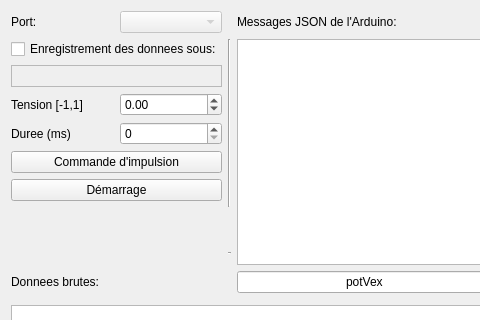
Before: the Qt Designer form IdentificationParams/identification_Qt/mainwindow.ui in GPr1me/RobotPendule, drawn with Qt 5; both pictures show x 0 to 480 and y 0 to 320 of the 752 by 578 pixel window.
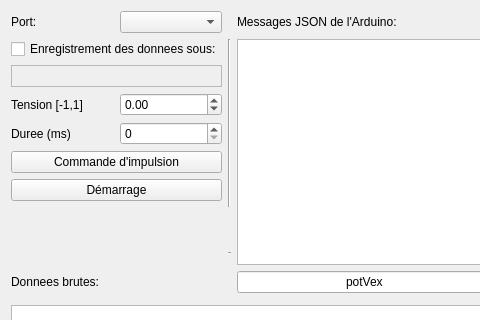
After: the same form once the commit is applied. Custom widgets are drawn as their Qt base class.

Commit message: Comm a lair de marcher avec 2nd window

Diff of the .ui file:
```diff
--- a/IdentificationParams/identification_Qt/mainwindow.ui
+++ b/IdentificationParams/identification_Qt/mainwindow.ui
@@ -101,7 +101,7 @@
     <item row="4" column="1">
      <widget class="QComboBox" name="comboBoxPort">
       <property name="enabled">
-       <bool>false</bool>
+       <bool>true</bool>
       </property>
      </widget>
     </item>
```
The commit also changes 4 other files.
